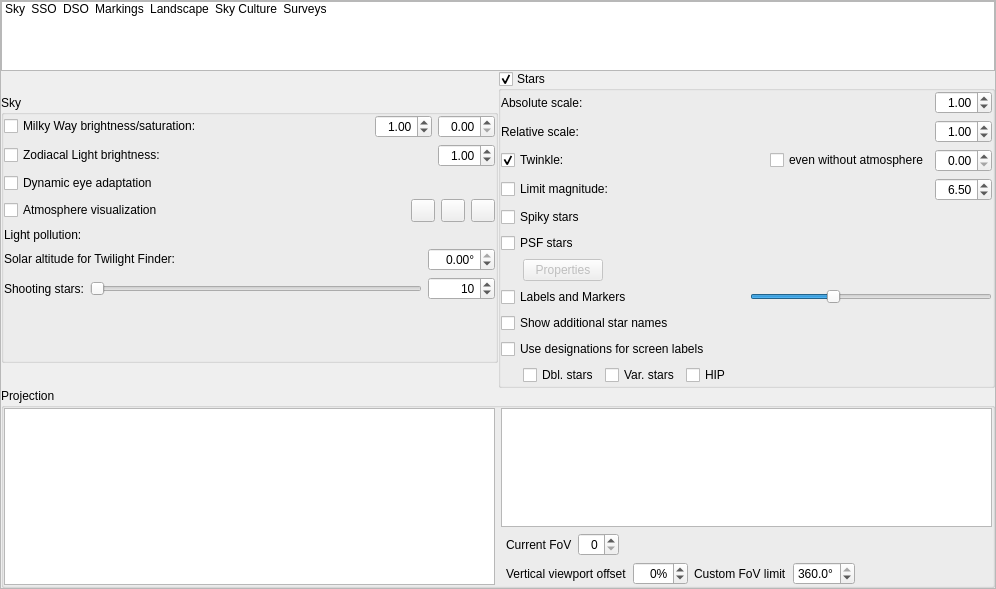
First picture: the form in src/gui/viewDialog.ui, repository Stellarium/stellarium, before the edit.
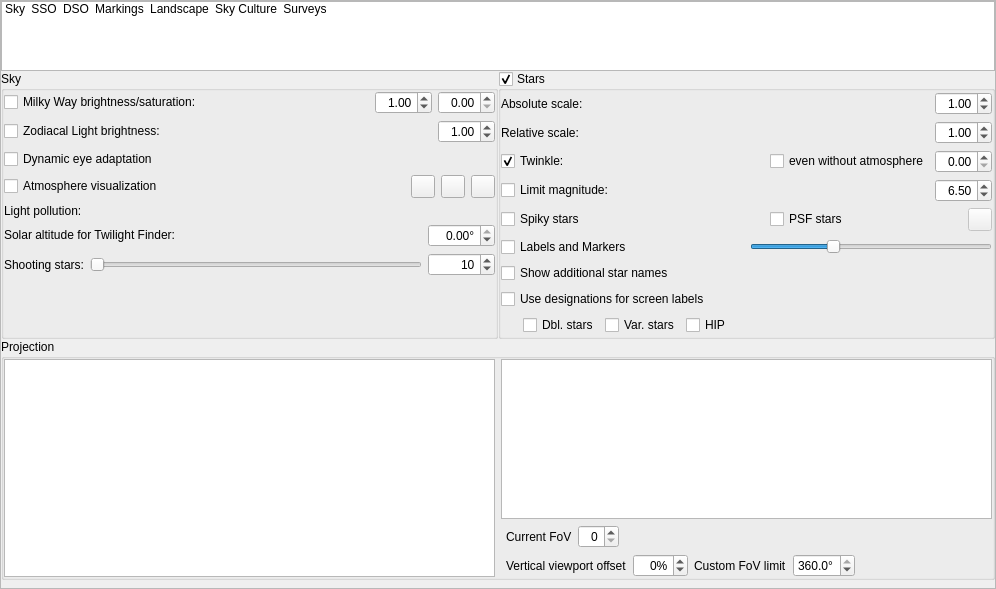
Second picture: the form after the edit. Icons and pictures are not drawn. Custom widgets are drawn as their Qt base class.

Commit message: Fixes: -Rename controls in PSF dialog -Better thresholds, should give smoother transitions -Move PSF UI buttons to the right

The edit to the form file:
```diff
--- a/src/gui/viewDialog.ui
+++ b/src/gui/viewDialog.ui
@@ -831,7 +831,7 @@
                  </item>
                 </layout>
                </item>
-               <item row="4" column="0" colspan="3">
+               <item row="4" column="0">
                 <widget class="QCheckBox" name="spikyStarsCheckBox">
                  <property name="toolTip">
                   <string>Show stars with pointed rays</string>
@@ -841,10 +841,16 @@
                  </property>
                 </widget>
                </item>
-               <item row="5" column="0" colspan="3">
-                <layout class="QVBoxLayout" name="verticalLayoutPsfStars">
+               <item row="4" column="1" colspan="2">
+                <layout class="QHBoxLayout" name="horizontalLayoutPsfStars">
                  <item>
                   <widget class="QCheckBox" name="psfStarsCheckBox">
+                   <property name="sizePolicy">
+                    <sizepolicy hsizetype="MinimumExpanding" vsizetype="Fixed">
+                     <horstretch>0</horstretch>
+                     <verstretch>0</verstretch>
+                    </sizepolicy>
+                   </property>
                    <property name="toolTip">
                     <string>Render catalogue stars with a point spread function profile</string>
                    </property>
@@ -854,34 +860,22 @@
                   </widget>
                  </item>
                  <item>
-                  <layout class="QHBoxLayout" name="horizontalLayoutPsfStarProperties">
-                   <property name="leftMargin">
-                    <number>22</number>
+                  <widget class="QToolButton" name="psfStarsPropertiesButton">
+                   <property name="enabled">
+                    <bool>false</bool>
                    </property>
-                   <item>
-                    <widget class="QPushButton" name="psfStarsPropertiesButton">
-                     <property name="enabled">
-                      <bool>false</bool>
-                     </property>
-                     <property name="text">
-                      <string>Properties</string>
-                     </property>
-                    </widget>
-                   </item>
-                   <item>
-                    <spacer name="horizontalSpacerPsfStars">
-                     <property name="orientation">
-                      <enum>Qt::Horizontal</enum>
-                     </property>
-                     <property name="sizeHint" stdset="0">
-                      <size>
-                       <width>40</width>
-                       <height>20</height>
-                      </size>
-                     </property>
-                    </spacer>
-                   </item>
-                  </layout>
+                   <property name="toolTip">
+                    <string>PSF star settings</string>
+                   </property>
+                   <property name="text">
+                    <string notr="true"/>
+                   </property>
+                   <property name="icon">
+                    <iconset resource="../../data/gui/guiRes.qrc">
+                     <normaloff>:/graphicGui/uibtSettings.png</normaloff>
+                     <disabledoff>:/graphicGui/uibtSettings-disabled.png</disabledoff>:/graphicGui/uibtSettings.png</iconset>
+                   </property>
+                  </widget>
                  </item>
                 </layout>
                </item>
```
The commit also changes 5 other files.
